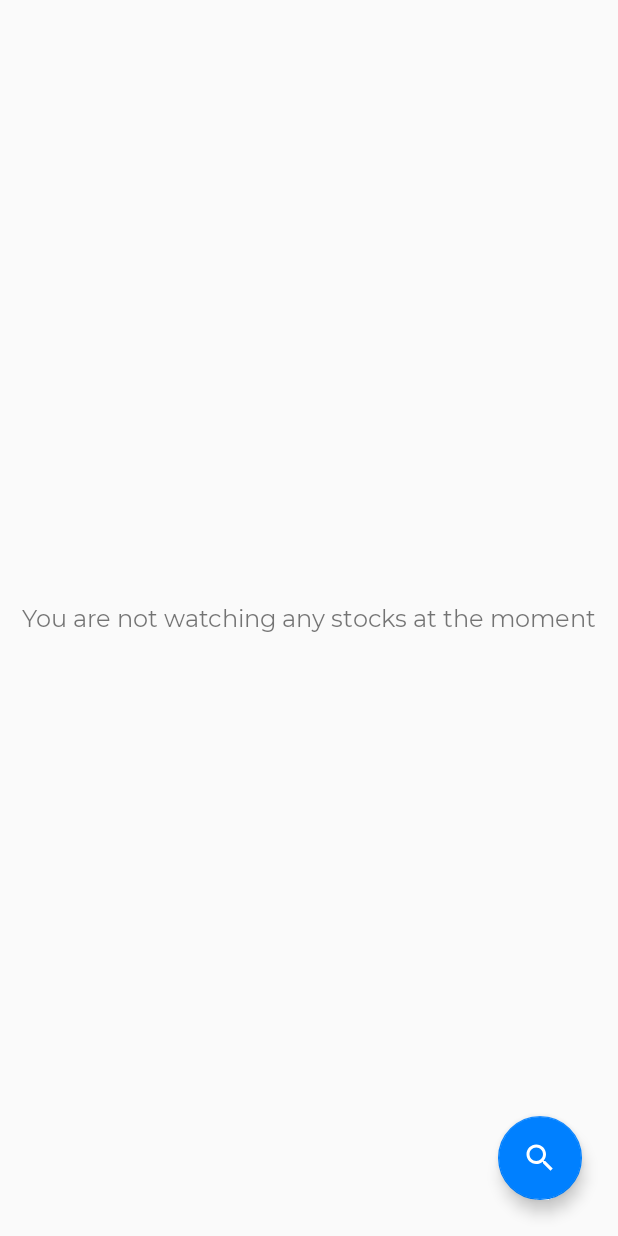
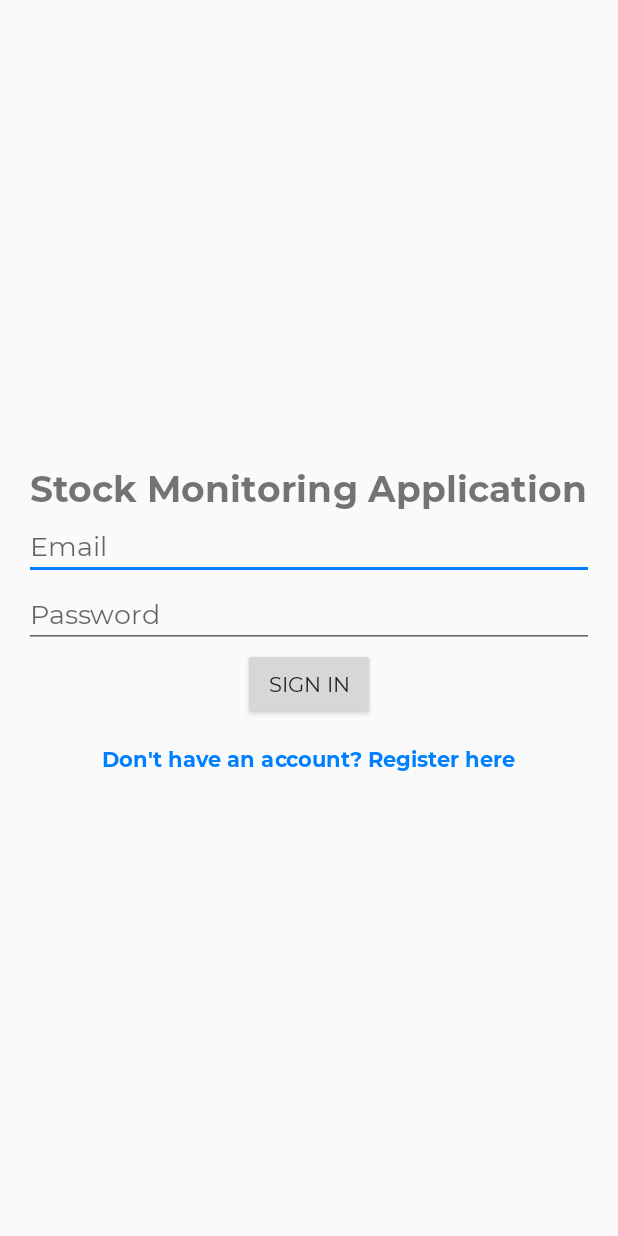
Before and after one commit to asaikarthikeya/Stock-Monitoring-Application, an Android app: the screen it shows after launch (Home before the commit, SignInActivity after it), on a phone screen of 412 x 824 dp. Run offline under Robolectric (Android 15) with nearby library versions, the phone set to English and light mode, and no system bars; our stand-ins replace Dagger/Hilt's generated code, Firebase (no records; nobody signed in at launch, a user with empty details on screens opened directly); libraries missing offline, so code that uses them is left out: com.crazzyghost.alphavantage, io.objectbox, io.objectbox.android, io.objectbox.kotlin; 3 statements that could not run were skipped.

```diff
--- a/app/build.gradle
+++ b/app/build.gradle
@@ -2,6 +2,7 @@ apply plugin: 'com.android.application'
 apply plugin: 'kotlin-android'
 apply plugin: 'kotlin-android-extensions'
 apply plugin: 'kotlin-kapt'
+apply plugin: 'com.google.gms.google-services'
 
 android {
     compileSdkVersion 29
@@ -49,6 +50,7 @@ dependencies {
     implementation "com.google.dagger:dagger:$dagger_version"
     implementation "com.google.dagger:dagger-android:$dagger_version"
     implementation "com.google.dagger:dagger-android-support:$dagger_version"
+    implementation 'com.google.firebase:firebase-auth-ktx:20.0.4'
     kapt "com.google.dagger:dagger-android-processor:$dagger_version"
     kapt "com.google.dagger:dagger-compiler:$dagger_version"
     releaseImplementation "io.objectbox:objectbox-android:$objectbox_version"
--- /dev/null
+++ b/app/src/main/java/com/crazzyghost/stockmonitor/ui/authentication/SignInActivity.kt
@@ -0,0 +1,71 @@
+package com.crazzyghost.stockmonitor.ui.authentication
+
+import android.content.Intent
+import android.os.Bundle
+import android.widget.Button
+import android.widget.EditText
+import android.widget.TextView
+import android.widget.Toast
+import androidx.appcompat.app.AppCompatActivity
+import com.crazzyghost.stockmonitor.R
+import com.crazzyghost.stockmonitor.ui.home.Home
+import com.google.firebase.auth.FirebaseAuth
+import kotlinx.android.synthetic.main.activity_sign_in.*
+
+class SignInActivity : AppCompatActivity() {
+
+    private lateinit var auth: FirebaseAuth
+
+    override fun onCreate(savedInstanceState: Bundle?) {
+        super.onCreate(savedInstanceState)
+        setContentView(R.layout.activity_sign_in)
+
+        // Initialize views
+        val emailEditText = findViewById<EditText>(R.id.emailEditText)
+        val passwordEditText = findViewById<EditText>(R.id.passwordEditText)
+        val signInButton = findViewById<Button>(R.id.signInButton)
+        val registerTextView = findViewById<TextView>(R.id.registerTextView)
+
+        auth = FirebaseAuth.getInstance()
+
+        // Check if the user is already signed in
+        if (auth.currentUser != null) {
+            startHomeActivity()
+        } else {
+            signInButton.setOnClickListener {
+                val email = emailEditText.text.toString().trim()
+                val password = passwordEditText.text.toString().trim()
+
+                if (email.isNotEmpty() && password.isNotEmpty()) {
+                    signInWithEmailAndPassword(email, password)
+                } else {
+                    Toast.makeText(this, "Please enter email and password", Toast.LENGTH_SHORT).show()
+                }
+            }
+
+            registerTextView.setOnClickListener {
+                val intent = Intent(this, SignUpActivity::class.java)
+                startActivity(intent)
+            }
+        }
+    }
+
+    private fun signInWithEmailAndPassword(email: String, password: String) {
+        auth.signInWithEmailAndPassword(email, password)
+            .addOnCompleteListener(this) { task ->
+                if (task.isSuccessful) {
+                    // Sign in success, start Home activity
+                    startHomeActivity()
+                } else {
+                    // Sign in failed, display an error message
+                    Toast.makeText(this, "Authentication failed: ${task.exception?.message}", Toast.LENGTH_SHORT).show()
+                }
+            }
+    }
+
+    private fun startHomeActivity() {
+        val intent = Intent(this, Home::class.java)
+        startActivity(intent)
+        finish()
+    }
+}
--- /dev/null
+++ b/app/src/main/res/layout/activity_sign_in.xml
@@ -0,0 +1,50 @@
+<?xml version="1.0" encoding="utf-8"?>
+<!-- activity_sign_in.xml -->
+
+<LinearLayout xmlns:android="http://schemas.android.com/apk/res/android"
+    xmlns:tools="http://schemas.android.com/tools"
+    android:layout_width="match_parent"
+    android:layout_height="match_parent"
+    android:gravity="center"
+    android:orientation="vertical"
+    android:padding="16dp"
+    tools:context=".ui.authentication.SignInActivity">
+
+    <TextView
+        android:id="@+id/titleTextView"
+        android:layout_width="wrap_content"
+        android:layout_height="wrap_content"
+        android:text="Stock Monitoring Application"
+        android:textSize="24sp"
+        android:textStyle="bold" />
+
+    <EditText
+        android:id="@+id/emailEditText"
+        android:layout_width="match_parent"
+        android:layout_height="wrap_content"
+        android:hint="Email" />
+
+    <EditText
+        android:id="@+id/passwordEditText"
+        android:layout_width="match_parent"
+        android:layout_height="wrap_content"
+        android:hint="Password"
+        android:inputType="textPassword" />
+
+    <Button
+        android:id="@+id/signInButton"
+        android:layout_width="wrap_content"
+        android:layout_height="wrap_content"
+        android:layout_gravity="center_horizontal"
+        android:text="Sign In" />
+
+    <TextView
+        android:id="@+id/registerTextView"
+        android:layout_width="wrap_content"
+        android:layout_height="wrap_content"
+        android:text="Don't have an account? Register here"
+        android:textColor="@color/colorAccent"
+        android:textStyle="bold"
+        android:layout_marginTop="16dp" />
+
+</LinearLayout>
--- a/build.gradle
+++ b/build.gradle
@@ -14,6 +14,7 @@ buildscript {
     dependencies {
         classpath 'com.android.tools.build:gradle:4.2.2'
         classpath "org.jetbrains.kotlin:kotlin-gradle-plugin:$kotlin_version"
+        classpath 'com.google.gms:google-services:4.3.15'
     }
 }
 
```
Also changed, not shown: app/src/main/AndroidManifest.xml (+12 -3 lines), app/src/main/java/com/crazzyghost/stockmonitor/ui/authentication/SignUpActivity.kt (added, +68 -0 lines), app/src/main/java/com/crazzyghost/stockmonitor/ui/home/Home.kt (+12 -0 lines), app/src/main/res/layout/activity_home.xml (+11 -0 lines), app/src/main/res/layout/activity_sign_up.xml (added, +51 -0 lines), 1 other file.
